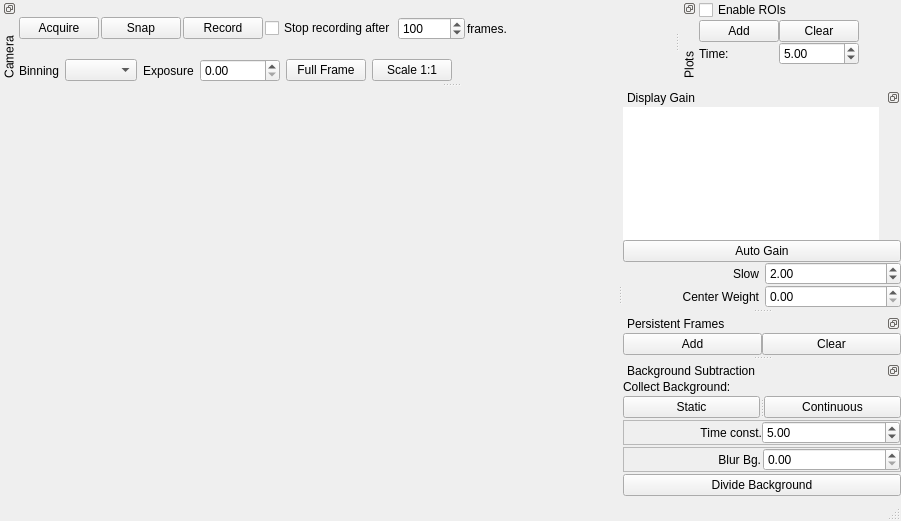
acq4/acq4, file lib/modules/Camera/CameraTemplate.ui: the form before one commit.
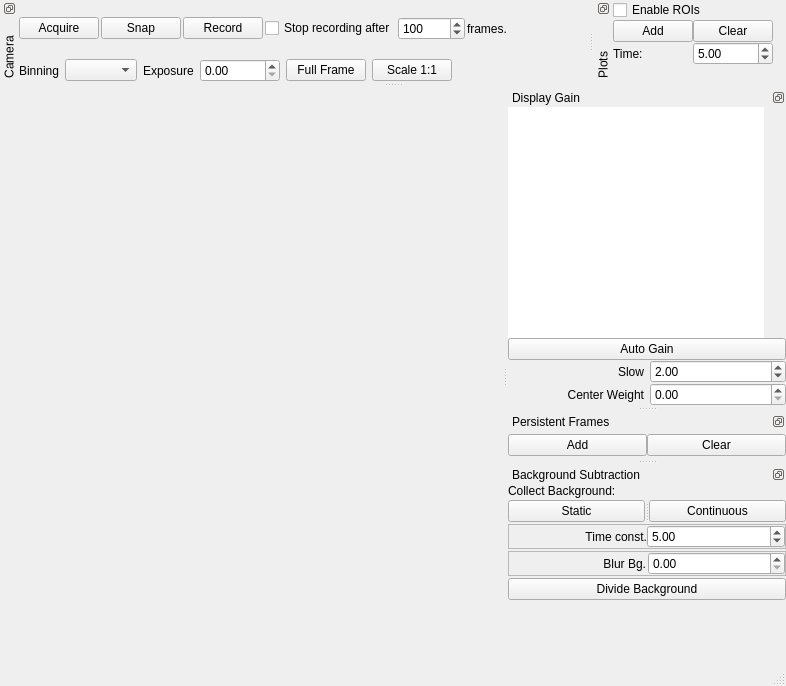
The form after the commit. Custom widgets are drawn as their Qt base class.

Commit message: got gui for ScannerProtocolGui partly working -gui elements are there, but not connected to things

The edit to the form file:
```diff
--- a/lib/modules/Camera/CameraTemplate.ui
+++ b/lib/modules/Camera/CameraTemplate.ui
@@ -6,8 +6,8 @@
    <rect>
     <x>0</x>
     <y>0</y>
-    <width>901</width>
-    <height>521</height>
+    <width>786</width>
+    <height>686</height>
    </rect>
   </property>
   <property name="windowTitle">
```
Left out of the diff: 27 changed lines with no effect on the pictures. The commit also changes 6 other files.
